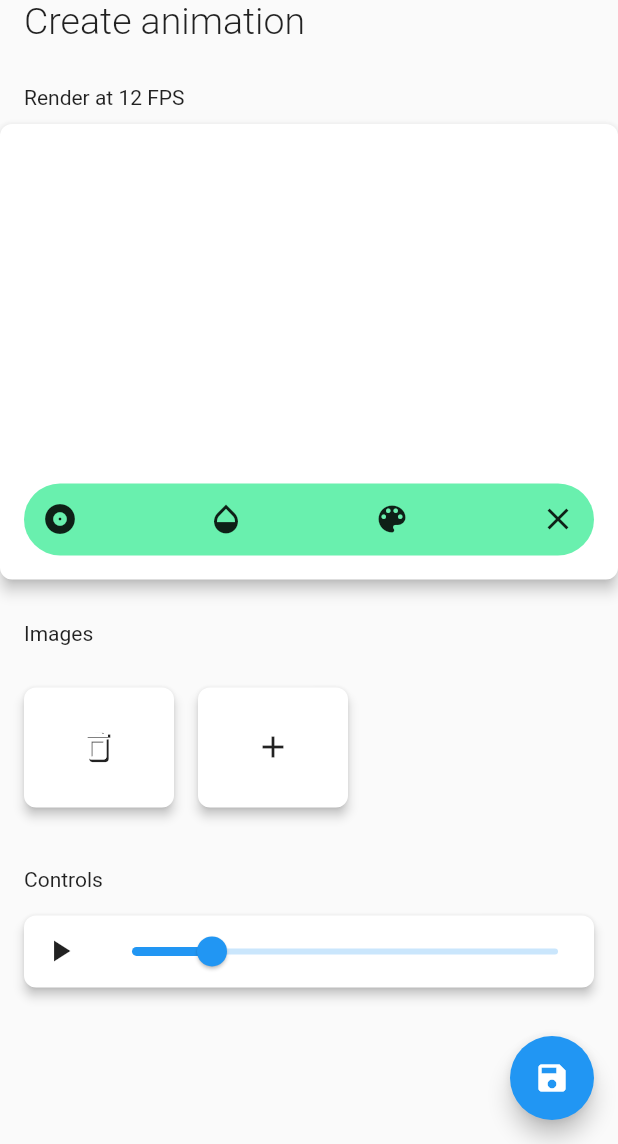
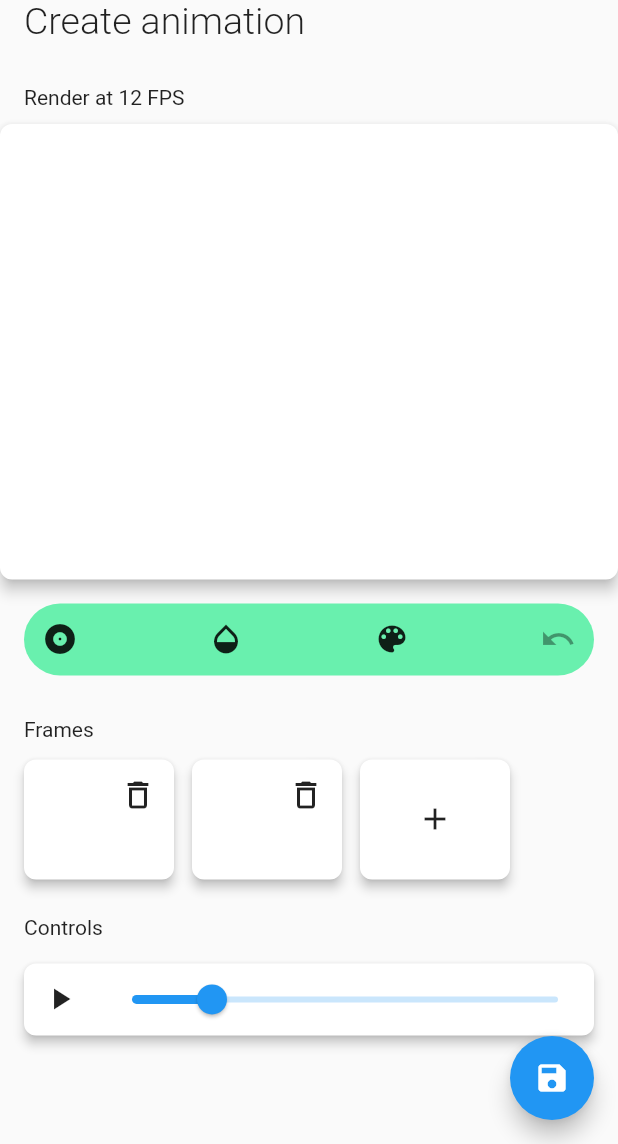
Before and after one commit to Pyozer/FlipArt, a Flutter app: the screen it shows after launch, after a tap on the "add" icon, on a phone screen of 412 x 824 dp, the part 92-1236 px from its top. Run offline on Flutter 3.47's test engine with Material 2 defaults, Android fonts, the phone set to English and light mode, and no system bars; our stand-ins replace flutter_colorpicker.

```diff
--- a/lib/app.dart
+++ b/lib/app.dart
@@ -1,4 +1,4 @@
-import 'package:flipart/screens/home_screen.dart';
+import 'package:flipart/screens/create_animation.dart';
 import 'package:flutter/material.dart';
 import 'package:flutter/services.dart';
 
@@ -14,7 +14,7 @@ class MyApp extends StatelessWidget {
       theme: ThemeData(
         primarySwatch: Colors.blue,
       ),
-      home: HomeScreen(),
+      home: CreateAnimationScreen(),
     );
   }
 }
--- a/lib/screens/create_animation.dart
+++ b/lib/screens/create_animation.dart
@@ -1,5 +1,3 @@
-import 'dart:io';
-
 import 'package:flipart/models/frame.dart';
 import 'package:flipart/widgets/draw_container.dart';
 import 'package:flipart/widgets/draw_painter.dart';
@@ -35,6 +33,14 @@ class _CreateAnimationScreenState extends State<CreateAnimationScreen> {
       _frames.remove(frame);
       if (_frames.isEmpty) _frames.add(Frame());
       _frameIndex = 0;
+    });
+  }
+
+  void duplicateFrame(Frame frame) {
+    final index = _frames.indexOf(frame);
+    setState(() {
+      _frames.insert(index + 1, frame);
+      _frameIndex = index + 1;
     });
   }
 
@@ -81,27 +87,20 @@ class _CreateAnimationScreenState extends State<CreateAnimationScreen> {
           children: [
             FlipArtTitle(subtitle: "Create animation"),
             _buildSectionTitle('Render at $_fps FPS'),
-            SizedBox(
+            DrawContainer(
               width: size.width,
               height: size.width * 0.8,
-              child: RoundedCard(
-                elevation: 4.0,
-                margin: const EdgeInsets.fromLTRB(0.0, 10.0, 0.0, 16.0),
-                child: DrawContainer(
               frame: _frames[_frameIndex],
-                  previousFrame: _frameIndex > 0 && !_isPlay
-                      ? _frames[_frameIndex - 1]
-                      : null,
+              previousFrame:
+                  _frameIndex > 0 && !_isPlay ? _frames[_frameIndex - 1] : null,
               onNewPoint: (p) {
                 setState(() => _frames[_frameIndex].points.add(p));
               },
-                  onClear: () {
-                    setState(() => _frames[_frameIndex].points.clear());
+              onUndo: () {
+                setState(() => _frames[_frameIndex].points.removeLast());
               },
             ),
-              ),
-            ),
-            _buildSectionTitle('Images'),
+            _buildSectionTitle('Frames'),
             SingleChildScrollView(
               scrollDirection: Axis.horizontal,
               padding: const EdgeInsets.fromLTRB(16.0, 12.0, 0.0, 12.0),
@@ -109,40 +108,37 @@ class _CreateAnimationScreenState extends State<CreateAnimationScreen> {
                 children: [
                   ..._frames.map(
                     (frame) => RoundedCard(
-                      margin: EdgeInsets.zero,
-                      onLongPress: () => removeFrame(frame),
+                      margin: const EdgeInsets.only(right: 12.0),
+                      onLongPress: () => duplicateFrame(frame),
                       onPress: () => selectFrame(frame),
                       child: Stack(
-                        alignment: Alignment.center,
+                        alignment: Alignment.topRight,
                         children: [
                           RoundedWidget(
                             child: Transform.scale(
                               scale: 0.24,
                               alignment: Alignment.topLeft,
                               child: CustomPaint(
-                                size: Size(100.0, 80.0),
-                                painter: DrawingPainter(
-                                  frame: frame,
+                                size: const Size(100.0, 80.0),
+                                painter: DrawingPainter(frame: frame),
                               ),
                             ),
                           ),
-                          ),
-                          ShadowIcon(
-                            icon: Icons.delete_outline,
-                            iconColor: Colors.white,
+                          IconButton(
+                            icon: const Icon(Icons.delete_outline),
+                            onPressed: () => removeFrame(frame),
                           ),
                         ],
                       ),
                     ),
                   ),
-                  Center(
-                    child: RoundedCard(
+                  RoundedCard(
+                    margin: const EdgeInsets.only(right: 12.0),
                     child: SizedBox.fromSize(
                       size: const Size(100.0, 80.0),
                       child: IconButton(
                         icon: const Icon(Icons.add),
                         onPressed: addNewImage,
-                        ),
                       ),
                     ),
                   ),
--- a/lib/screens/home_screen.dart
+++ /dev/null
@@ -1,40 +0,0 @@
-import 'package:flipart/screens/create_animation.dart';
-import 'package:flipart/widgets/animation_grid_item.dart';
-import 'package:flipart/widgets/flipart_title.dart';
-import 'package:flutter/material.dart';
-
-class HomeScreen extends StatefulWidget {
-  HomeScreen({Key key}) : super(key: key);
-
-  @override
-  _HomeScreenState createState() => _HomeScreenState();
-}
-
-class _HomeScreenState extends State<HomeScreen> {
-  void _newAnimation() {
-    Navigator.of(context).push(MaterialPageRoute(
-      builder: (_) => CreateAnimationScreen()
-    ));
-  }
-
-  @override
-  Widget build(BuildContext context) {
-    final safePadding = MediaQuery.of(context).padding;
-
-    return Scaffold(
-      body: ListView.builder(
-        padding: safePadding.add(const EdgeInsets.only(bottom: 80.0)),
-        itemCount: 10,
-        itemBuilder: (context, index) {
-          if (index == 0) return FlipArtTitle();
-          return AnimationGridItem();
-        },
-      ),
-      floatingActionButton: FloatingActionButton(
-        onPressed: _newAnimation,
-        tooltip: 'Create new animation',
-        child: const Icon(Icons.add),
-      ),
-    );
-  }
-}
--- a/lib/widgets/animation_grid_item.dart
+++ /dev/null
@@ -1,43 +0,0 @@
-import 'package:flipart/widgets/rounded_image.dart';
-import 'package:flutter/material.dart';
-
-class AnimationGridItem extends StatelessWidget {
-  @override
-  Widget build(BuildContext context) {
-    final textTheme = Theme.of(context).textTheme;
-
-    return Card(
-      margin: const EdgeInsets.symmetric(horizontal: 16.0, vertical: 8.0),
-      elevation: 3,
-      shape: RoundedRectangleBorder(
-        borderRadius: BorderRadius.circular(8.0),
-      ),
-      child: Column(
-        children: [
-          RoundedWidget(
-            child: Image.network(
-              "https://cdn.dribbble.com/users/175166/screenshots/5294565/flipbook2.gif",
-            ),
-          ),
-          Padding(
-            padding: const EdgeInsets.all(16.0),
-            child: Row(
-              children: [
-                Expanded(
-                  child: Text(
-                    "My first animation",
-                    style: textTheme.title,
-                    maxLines: 1,
-                    overflow: TextOverflow.ellipsis,
-                  ),
-                ),
-                const SizedBox(width: 12.0),
-                Text("12 FPS / 10 sec", style: textTheme.caption),
-              ],
-            ),
-          ),
-        ],
-      ),
-    );
-  }
-}
--- a/lib/widgets/draw_container.dart
+++ b/lib/widgets/draw_container.dart
@@ -3,6 +3,7 @@ import 'dart:ui';
 import 'package:flipart/models/drawing_point.dart';
 import 'package:flipart/models/frame.dart';
 import 'package:flipart/widgets/draw_painter.dart';
+import 'package:flipart/widgets/rounded_card.dart';
 import 'package:flutter/material.dart';
 import 'package:flutter_colorpicker/flutter_colorpicker.dart';
 
@@ -11,15 +12,19 @@ enum SelectedMode { StrokeWidth, Opacity, Color }
 class DrawContainer extends StatefulWidget {
   final Frame frame;
   final Frame previousFrame;
+  final double height;
+  final double width;
   final ValueChanged<DrawingPoint> onNewPoint;
-  final VoidCallback onClear;
+  final VoidCallback onUndo;
 
   const DrawContainer({
     Key key,
     @required this.frame,
     this.previousFrame,
+    @required this.height,
+    @required this.width,
     @required this.onNewPoint,
-    @required this.onClear,
+    @required this.onUndo,
   }) : super(key: key);
 
   @override
@@ -57,34 +62,45 @@ class _DrawState extends State<DrawContainer> {
 
   void onTabSelect(SelectedMode tabMode) {
     setState(() {
-      if (_selectedMode == tabMode) _showBottomList = !_showBottomList;
-      else _showBottomList = true;
+      if (_selectedMode == tabMode)
+        _showBottomList = !_showBottomList;
+      else
+        _showBottomList = true;
       _selectedMode = tabMode;
     });
   }
 
   @override
   Widget build(BuildContext context) {
-    return Stack(
+    return Column(
+      mainAxisSize: MainAxisSize.min,
       children: [
-        ClipRect(
+        SizedBox(
+          width: widget.width,
+          height: widget.height,
+          child: RoundedCard(
+            elevation: 4.0,
+            margin: const EdgeInsets.fromLTRB(0.0, 10.0, 0.0, 16.0),
+            child: ClipRect(
               child: GestureDetector(
                 onPanUpdate: (details) => onDraw(details.globalPosition),
                 onPanEnd: (_) => widget.onNewPoint(null),
                 child: CustomPaint(
-              size: Size.infinite,
+                  size: Size(widget.width, widget.height),
                   foregroundPainter: widget.previousFrame != null
-                  ? DrawingPainter(frame: widget.previousFrame, isTransparent: true)
+                      ? DrawingPainter(
+                          frame: widget.previousFrame,
+                          isTransparent: true,
+                        )
                       : null,
                   painter: DrawingPainter(frame: widget.frame),
                 ),
               ),
             ),
-        Positioned(
-          left: 16.0,
-          bottom: 16.0,
-          right: 16.0,
-          child: Container(
+          ),
+        ),
+        Container(
+          margin: const EdgeInsets.fromLTRB(16.0, 0.0, 16.0, 16.0),
           decoration: BoxDecoration(
             borderRadius: BorderRadius.circular(25.0),
             color: Colors.greenAccent,
@@ -109,11 +125,13 @@ class _DrawState extends State<DrawContainer> {
                     onPressed: () => onTabSelect(SelectedMode.Color),
                   ),
                   IconButton(
-                      icon: const Icon(Icons.clear),
-                      onPressed: () {
+                    icon: const Icon(Icons.undo),
+                    onPressed: widget.frame.points.isNotEmpty
+                        ? () {
                             setState(() => _showBottomList = false);
-                        widget.onClear();
-                      },
+                            widget.onUndo();
+                          }
+                        : null,
                   ),
                 ],
               ),
@@ -150,7 +168,6 @@ class _DrawState extends State<DrawContainer> {
                 visible: _showBottomList,
               ),
             ],
-            ),
           ),
         ),
       ],
--- a/lib/widgets/draw_painter.dart
+++ b/lib/widgets/draw_painter.dart
@@ -14,7 +14,7 @@ class DrawingPainter extends CustomPainter {
         Paint pointPaint = frame.points[i].paint;
         if (isTransparent) {
           pointPaint = Paint()
-            ..color = pointPaint.color.withOpacity(0.3)
+            ..color = pointPaint.color.withOpacity(0.2)
             ..strokeWidth = pointPaint.strokeWidth
             ..isAntiAlias = true;
         }
--- a/lib/widgets/rounded_card.dart
+++ b/lib/widgets/rounded_card.dart
@@ -18,19 +18,22 @@ class RoundedCard extends StatelessWidget {
 
   @override
   Widget build(BuildContext context) {
-    return Card(
+    final card = Card(
       elevation: elevation,
       margin: margin,
       shape: RoundedRectangleBorder(
         borderRadius: BorderRadius.circular(8.0),
       ),
-      child: (onPress ?? onLongPress) != null
-          ? GestureDetector(
-              onTap: onPress,
-              onLongPress: onLongPress,
-              child: child,
-            )
-          : child,
+      child: child,
     );
+
+    return (onPress ?? onLongPress) != null
+        ? GestureDetector(
+            onTap: onPress,
+            onLongPress: onLongPress,
+            behavior: HitTestBehavior.translucent,
+            child: card,
+          )
+        : card;
   }
 }
```
Lines whose indentation alone changed are shown as unchanged.
